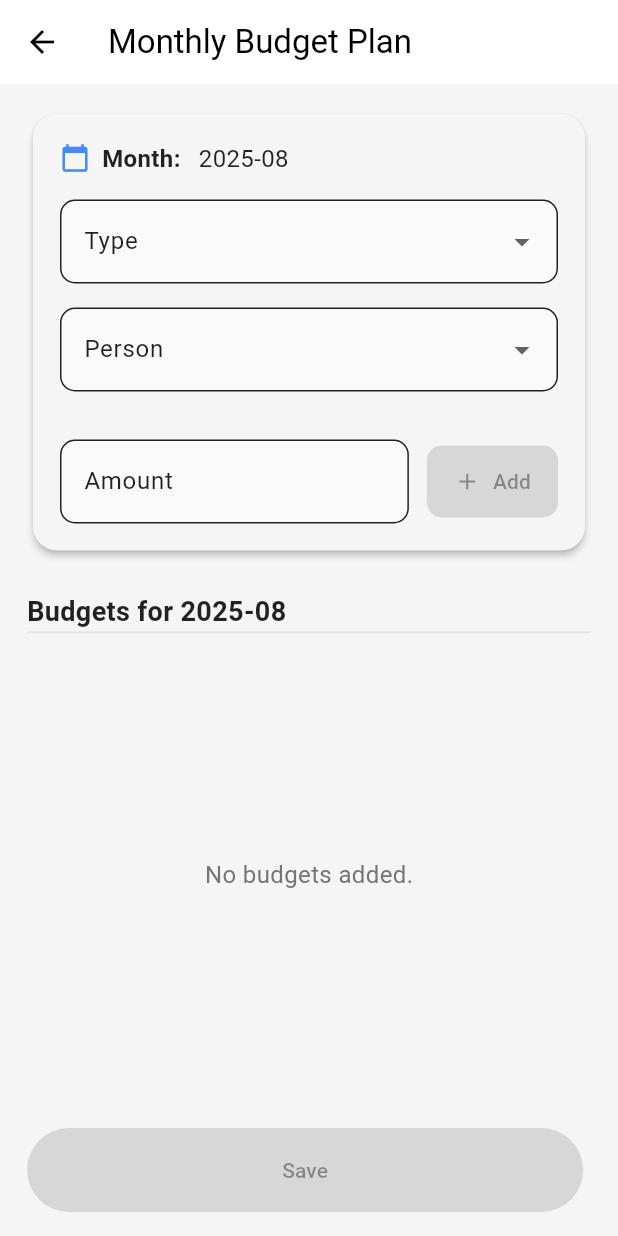
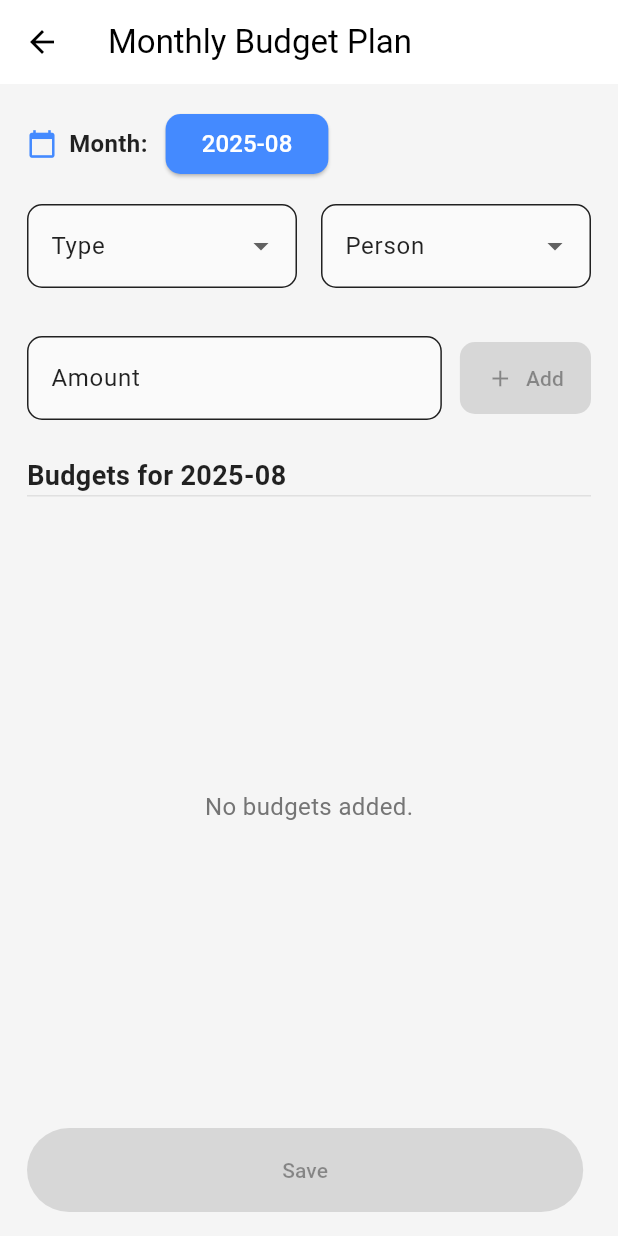
Before and after one commit to DanushkaDissanayaka/expence_tracker, a Flutter app: the screen it shows after launch, after a tap on the "account balance wallet" icon, on a phone screen of 412 x 824 dp. Run offline on Flutter 3.47's test engine with Material 3 defaults, Android fonts, the phone set to English and light mode, and no system bars; our stand-ins replace bloc, cloud_firestore, equatable, firebase_core, fl_chart, flutter_bloc and 2 more; accounts and stored records are empty.

Commit message:
ui improvements

```diff
--- a/lib/add_expenses/views/account_panel.dart
+++ b/lib/add_expenses/views/account_panel.dart
@@ -1,5 +1,5 @@
 import 'package:flutter/material.dart';
-import 'panel_header.dart';
+import 'package:expense_tracker/common/widgets/panel_header.dart';
 
 class AccountPanel extends StatelessWidget {
   const AccountPanel({super.key, required this.onPick, required this.onClose});
--- a/lib/add_expenses/views/expense_entry_screen.dart
+++ b/lib/add_expenses/views/expense_entry_screen.dart
@@ -1,11 +1,11 @@
+import 'package:expense_tracker/add_expenses/views/category_panel.dart';
+import 'package:expense_tracker/common/widgets/form_row.dart';
+import 'package:expense_tracker/common/widgets/number_pad.dart';
 import 'package:flutter/material.dart';
-import 'form_row.dart';
 import 'segmented.dart';
 import 'account_panel.dart';
-import 'category_panel.dart';
 import 'income_category_panel.dart';
 import 'transfer_category_panel.dart';
-import 'number_pad.dart';
 
 
 enum FocusField { none, amount, category, account }
--- a/lib/add_expenses/views/income_category_panel.dart
+++ b/lib/add_expenses/views/income_category_panel.dart
@@ -1,5 +1,5 @@
 import 'package:flutter/material.dart';
-import 'panel_header.dart';
+import 'package:expense_tracker/common/widgets/panel_header.dart';
 
 class IncomeCategoryPanel extends StatelessWidget {
   const IncomeCategoryPanel({super.key, required this.onPick, required this.onClose});
--- a/lib/add_expenses/views/transfer_category_panel.dart
+++ b/lib/add_expenses/views/transfer_category_panel.dart
@@ -1,5 +1,5 @@
 import 'package:flutter/material.dart';
-import 'panel_header.dart';
+import 'package:expense_tracker/common/widgets/panel_header.dart';
 
 class TransferCategoryPanel extends StatelessWidget {
   const TransferCategoryPanel({super.key, required this.onPick, required this.onClose});
--- a/lib/screens/budget_plan/budget_plan_screen.dart
+++ b/lib/screens/budget_plan/budget_plan_screen.dart
@@ -1,6 +1,4 @@
-import 'package:expense_tracker/add_expenses/blocs/create_expensebloc/create_expense_bloc.dart';
 import 'package:expense_tracker/screens/budget_plan/blocs/create_budget_plan_bloc/create_budget_plan_bloc.dart';
-import 'package:expenses_repository/src/data/data.dart';
 import 'package:expenses_repository/expense_repository.dart';
 import 'package:flutter/material.dart';
 import 'package:flutter_bloc/flutter_bloc.dart';
@@ -13,12 +11,15 @@ int? editingIndex;
 String editingBudget = '';
 String editingPerson = '';
 
+
 class BudgetPlanScreen extends StatefulWidget {
-  const BudgetPlanScreen({super.key});
+  final BudgetPlan? initialPlan;
+  const BudgetPlanScreen({Key? key, this.initialPlan}) : super(key: key);
 
   @override
   State<BudgetPlanScreen> createState() => _BudgetPlanScreenState();
 }
+
 
 class _BudgetPlanScreenState extends State<BudgetPlanScreen> {
   final List<ParentCategory> mainCategories = getCategories();
@@ -32,7 +33,7 @@ class _BudgetPlanScreenState extends State<BudgetPlanScreen> {
   final List<Person> personOptions = persons;
   final List<BudgetType> typeOptions = budgetTypeOption;
   final TextEditingController budgetController = TextEditingController();
-  final List<Budget> budgetList = [];
+  List<Budget> budgetList = [];
   bool showMainCategoryPanel = false;
   bool showSubCategoryPanel = false;
   int? editingIndex;
@@ -42,6 +43,15 @@ class _BudgetPlanScreenState extends State<BudgetPlanScreen> {
 
   String get formattedMonth =>
       "${selectedMonth.year}-${selectedMonth.month.toString().padLeft(2, '0')}";
+
+  @override
+  void initState() {
+    super.initState();
+    if (widget.initialPlan != null) {
+      selectedMonth = DateTime(widget.initialPlan!.year, widget.initialPlan!.month);
+      budgetList = List<Budget>.from(widget.initialPlan!.budgetPlan);
+    }
+  }
 
   @override
   void dispose() {
@@ -90,6 +100,51 @@ class _BudgetPlanScreenState extends State<BudgetPlanScreen> {
               child: Column(
                 crossAxisAlignment: CrossAxisAlignment.start,
                 children: [
+                  Row(
+                    children: [
+                      const Icon(Icons.calendar_today, size: 20, color: Colors.blueAccent),
+                      const SizedBox(width: 8),
+                      const Text('Month:', style: TextStyle(fontSize: 16, fontWeight: FontWeight.w600)),
+                      const SizedBox(width: 12),
+                      ElevatedButton(
+                        style: ElevatedButton.styleFrom(
+                          backgroundColor: Colors.blueAccent,
+                          foregroundColor: Colors.white,
+                          shape: RoundedRectangleBorder(borderRadius: BorderRadius.circular(10)),
+                        ),
+                        onPressed: () async {
+                          final now = DateTime.now();
+                          final picked = await showDatePicker(
+                            context: context,
+                            initialDate: selectedMonth,
+                            firstDate: DateTime(now.year, now.month),
+                            lastDate: DateTime(now.year + 5, 12),
+                            helpText: 'Select Month',
+                            fieldHintText: 'Month/Year',
+                            builder: (context, child) {
+                              return Theme(
+                                data: Theme.of(context).copyWith(
+                                  colorScheme: ColorScheme.light(
+                                    primary: Colors.blueAccent,
+                                    onPrimary: Colors.white,
+                                    onSurface: Colors.black,
+                                  ),
+                                ),
+                                child: child!,
+                              );
+                            },
+                          );
+                          if (picked != null && (picked.year > now.year || (picked.year == now.year && picked.month >= now.month))) {
+                            setState(() {
+                              selectedMonth = DateTime(picked.year, picked.month);
+                            });
+                          }
+                        },
+                        child: Text(formattedMonth, style: const TextStyle(fontSize: 16)),
+                      ),
+                    ],
+                  ),
+                  const SizedBox(height: 16),
                   BudgetInputCard(
                     formattedMonth: formattedMonth,
                     personInput: personInput,
@@ -211,9 +266,9 @@ class _BudgetPlanScreenState extends State<BudgetPlanScreen> {
                     child: isLoading ? const Center(child: CircularProgressIndicator()) : ElevatedButton(
                       onPressed: budgetList.isNotEmpty
                           ? () {
-                              // create budget plan
+                              // create or update budget plan
                               BudgetPlan newPlan = BudgetPlan(
-                                budgetPlanId: const Uuid().v1(),
+                                budgetPlanId: widget.initialPlan?.budgetPlanId ?? const Uuid().v1(),
                                 month: selectedMonth.month,
                                 year: selectedMonth.year,
                                 budgetPlan: budgetList,
--- a/lib/screens/budget_plan/widgets/budget_input_card.dart
+++ b/lib/screens/budget_plan/widgets/budget_input_card.dart
@@ -41,32 +41,13 @@ class BudgetInputCard extends StatelessWidget {
 
   @override
   Widget build(BuildContext context) {
-    return Card(
-      elevation: 2,
-      shape: RoundedRectangleBorder(borderRadius: BorderRadius.circular(16)),
-      child: Padding(
-        padding: const EdgeInsets.all(18.0),
-        child: Column(
+    return Column(
       crossAxisAlignment: CrossAxisAlignment.start,
       children: [
         Row(
           children: [
-                const Icon(
-                  Icons.calendar_today,
-                  size: 20,
-                  color: Colors.blueAccent,
-                ),
-                const SizedBox(width: 8),
-                Text(
-                  'Month:',
-                  style: TextStyle(fontSize: 16, fontWeight: FontWeight.w600),
-                ),
-                const SizedBox(width: 12),
-                Text(formattedMonth, style: const TextStyle(fontSize: 16)),
-              ],
-            ),
-            const SizedBox(height: 16),
-            DropdownButtonFormField<String>(
+            Expanded(
+              child: DropdownButtonFormField<String>(
                 decoration: InputDecoration(
                   labelText: 'Type',
                   filled: true,
@@ -92,8 +73,10 @@ class BudgetInputCard extends StatelessWidget {
                     .toList(),
                 onChanged: onTypeChanged,
               ),
-            const SizedBox(height: 16),
-            DropdownButtonFormField<String>(
+            ),
+            const SizedBox(width: 16),
+            Expanded(
+              child: DropdownButtonFormField<String>(
                 decoration: InputDecoration(
                   labelText: 'Person',
                   filled: true,
@@ -119,12 +102,15 @@ class BudgetInputCard extends StatelessWidget {
                     .toList(),
                 onChanged: onPersonChanged,
               ),
+            ),
+          ],
+        ),
         const SizedBox(height: 16),
         if (selectedType != '1' && selectedType != '2' && selectedType != '')
-              Row(
+          Column(
+            crossAxisAlignment: CrossAxisAlignment.stretch,
             children: [
-                  Expanded(
-                    child: GestureDetector(
+              GestureDetector(
                 onTap: onMainCategoryTap,
                 child: Container(
                   padding: const EdgeInsets.symmetric(
@@ -141,8 +127,10 @@ class BudgetInputCard extends StatelessWidget {
                   child: Row(
                     children: [
                       Icon(
-                              Icons.category,
-                              color: Colors.blueAccent,
+                        selectedMainCategory.isNotEmpty()
+                            ? selectedMainCategory.icon.icon
+                            : Icons.category,
+                        color: Theme.of(context).colorScheme.primary,
                         size: 18,
                       ),
                       const SizedBox(width: 8),
@@ -159,10 +147,8 @@ class BudgetInputCard extends StatelessWidget {
                   ),
                 ),
               ),
-                  ),
-                  const SizedBox(width: 12),
-                  Expanded(
-                    child: GestureDetector(
+              const SizedBox(height: 12),
+              GestureDetector(
                 onTap: selectedMainCategory.isNotEmpty()
                     ? onSubCategoryTap
                     : null,
@@ -180,7 +166,12 @@ class BudgetInputCard extends StatelessWidget {
                   ),
                   child: Row(
                     children: [
-                            Icon(Icons.label, color: Colors.blueAccent, size: 18),
+                      Icon(selectedSubCategory.isNotEmpty()
+                          ? selectedSubCategory.icon.icon
+                          : Icons.label,
+                        color: Theme.of(context).colorScheme.secondary,
+                        size: 18,
+                      ),
                       const SizedBox(width: 8),
                       Text(
                         selectedSubCategory.isNotEmpty()
@@ -192,7 +183,6 @@ class BudgetInputCard extends StatelessWidget {
                         ),
                       ),
                     ],
-                        ),
                   ),
                 ),
               ),
@@ -236,8 +226,6 @@ class BudgetInputCard extends StatelessWidget {
           ],
         ),
       ],
-        ),
-      ),
     );
   }
 }
--- a/lib/screens/home/views/main_screen.dart
+++ b/lib/screens/home/views/main_screen.dart
@@ -103,6 +103,7 @@ class _MainScreenState extends State<MainScreen> {
                             builder: (context) => MultiBlocProvider(
                               providers: [
                                 BlocProvider(create: (context) =>  GetBudgetPlansBloc(FirebaseBudgetRepository())..add(const GetBudgetPlans())),
+                                BlocProvider(create: (context) => CreateBudgetPlanBloc(FirebaseBudgetRepository())),
                               ],
                               child: const BudgetPlanListScreen(),
                             ),
--- a/packages/expense_repository/lib/expense_repository.dart
+++ b/packages/expense_repository/lib/expense_repository.dart
@@ -6,3 +6,4 @@ export 'src/expense_repo.dart';
 export 'src/firebase_expense_repo.dart';
 export 'src/abstract/budget_repository.dart';
 export 'src/consecrate/firebase_budget_repo.dart';
+export 'src/data/data.dart';
--- a/packages/expense_repository/lib/src/data/data.dart
+++ b/packages/expense_repository/lib/src/data/data.dart
@@ -286,7 +286,7 @@ List<SubCategory> parentCategories = [
   ),
 ];
 
-getCategories() {
+List<ParentCategory> getCategories() {
   List<ParentCategory> categoriesWithSub = [];
 
   for (var parent in parentCategories) {
```
Also changed, not shown: lib/add_expenses/views/category_panel.dart (deleted, +0 -79 lines), lib/common/widgets/category_panel.dart (added, +82 -0 lines), lib/screens/budget_plan/budget_plan_list_screen.dart (+16 -1 lines), lib/common/widgets/form_row.dart (renamed from lib/add_expenses/views/form_row.dart), lib/common/widgets/number_pad.dart (renamed from lib/add_expenses/views/number_pad.dart), lib/common/widgets/panel_header.dart (renamed from lib/add_expenses/views/panel_header.dart). Lines whose indentation alone changed are shown as unchanged.
